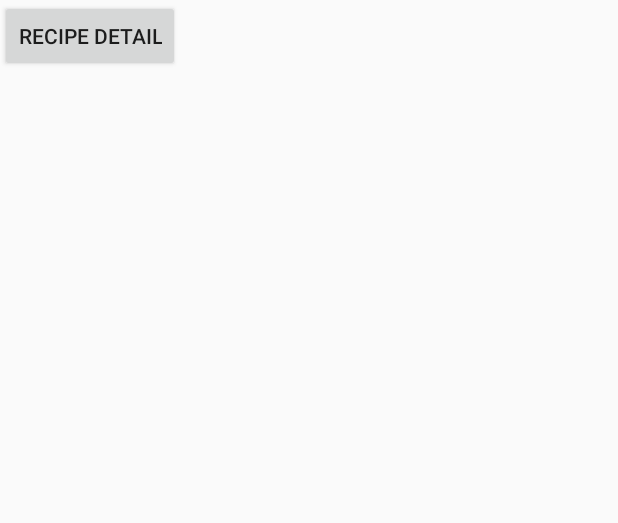
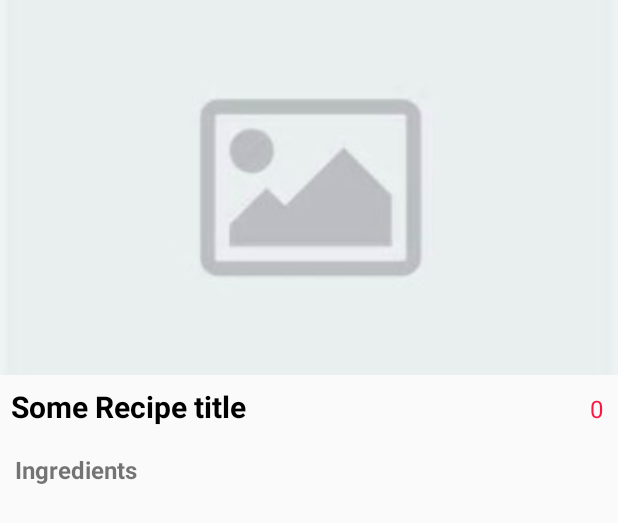
Before and after one commit to Cuncis/Recipe-App-Coroutine, an Android app: the layout fragment_recipe_detail.xml on its own in the app's theme, with its tools: preview values and no code run, on a phone screen of 412 x 824 dp. Shown: the top 523 px of the screen. Run offline under Robolectric (Android 15) with nearby library versions, the phone set to English and light mode, and no system bars.

Commit message:
bugfix refactor recipe detail

```diff
--- a/app/src/main/java/com/cuncis/recipeappcoroutine/di/AppModule.kt
+++ b/app/src/main/java/com/cuncis/recipeappcoroutine/di/AppModule.kt
@@ -44,5 +44,4 @@ object AppModule {
             .readTimeout(1, TimeUnit.MINUTES)
             .writeTimeout(1, TimeUnit.MINUTES)
             .build()
-
 }
--- a/app/src/main/java/com/cuncis/recipeappcoroutine/ui/detail/RecipeDetailViewModel.kt
+++ b/app/src/main/java/com/cuncis/recipeappcoroutine/ui/detail/RecipeDetailViewModel.kt
@@ -3,16 +3,12 @@ package com.cuncis.recipeappcoroutine.ui.detail
 import androidx.hilt.lifecycle.ViewModelInject
 import androidx.lifecycle.LiveData
 import androidx.lifecycle.MutableLiveData
-import androidx.lifecycle.ViewModel
 import androidx.lifecycle.viewModelScope
 import com.cuncis.recipeappcoroutine.data.api.ApiRepoRecipe
 import com.cuncis.recipeappcoroutine.data.model.RecipeDetail
 import com.cuncis.recipeappcoroutine.ui.base.BaseViewModel
 import com.cuncis.recipeappcoroutine.util.Resource
-import kotlinx.coroutines.Dispatchers
 import kotlinx.coroutines.launch
-import kotlinx.coroutines.withContext
-import java.lang.Exception
 
 class RecipeDetailViewModel @ViewModelInject constructor(private val apiRepoRecipe: ApiRepoRecipe)
     : BaseViewModel<RecipeDetailNavigator>() {
--- a/app/src/main/java/com/cuncis/recipeappcoroutine/ui/recipe/RecipeNavigator.kt
+++ b/app/src/main/java/com/cuncis/recipeappcoroutine/ui/recipe/RecipeNavigator.kt
@@ -1,7 +1,5 @@
 package com.cuncis.recipeappcoroutine.ui.recipe
 
-import com.cuncis.recipeappcoroutine.data.model.Recipe
-
 interface RecipeNavigator {
-    fun goToDetail(recipe: Recipe.Response.Data?)
+    fun goToDetail(recipeId: String?)
 }
--- a/app/src/main/res/layout/fragment_recipe_detail.xml
+++ b/app/src/main/res/layout/fragment_recipe_detail.xml
@@ -1,22 +1,102 @@
 <?xml version="1.0" encoding="utf-8"?>
 <layout xmlns:android="http://schemas.android.com/apk/res/android"
-    xmlns:tools="http://schemas.android.com/tools">
+    xmlns:tools="http://schemas.android.com/tools"
+    xmlns:app="http://schemas.android.com/apk/res-auto">
 
     <data>
-
+        <variable
+            name="data"
+            type="com.cuncis.recipeappcoroutine.data.model.RecipeDetail.Response.Data" />
     </data>
 
-    <LinearLayout
+    <ScrollView
         android:layout_width="match_parent"
         android:layout_height="match_parent"
         android:orientation="vertical"
         tools:context=".ui.detail.RecipeDetailFragment">
 
-        <Button
-            android:layout_width="wrap_content"
+        <com.facebook.shimmer.ShimmerFrameLayout
+            android:layout_width="match_parent"
             android:layout_height="wrap_content"
-            android:text="Recipe Detail"
-            android:id="@+id/btn_goToDetail" />
+            android:id="@+id/shimmer_container">
 
-    </LinearLayout>
+            <RelativeLayout
+                android:layout_width="match_parent"
+                android:layout_height="wrap_content">
+
+                <ImageView
+                    android:layout_width="match_parent"
+                    android:layout_height="@dimen/recipe_image_height"
+                    android:id="@+id/recipe_image"
+                    app:setImageUrl="@{data.imageUrl}"
+                    android:src="@drawable/img_placeholder"
+                    android:scaleType="centerCrop" />
+
+                <LinearLayout
+                    android:layout_width="match_parent"
+                    android:layout_height="wrap_content"
+                    android:id="@+id/linearDetail"
+                    android:layout_below="@+id/recipe_image"
+                    android:orientation="horizontal">
+
+                    <TextView
+                        android:layout_weight="8.5"
+                        android:layout_width="0dp"
+                        android:layout_height="wrap_content"
+                        android:textSize="@dimen/recipe_title_text_size"
+                        android:textColor="#000"
+                        android:id="@+id/recipe_title"
+                        android:padding="7dp"
+                        android:textStyle="bold"
+                        app:textHTML="@{data.title}"
+                        android:text="Some Recipe title"
+                        android:maxLines="2"
+                        android:ellipsize="end"/>
+
+                    <TextView
+                        android:layout_width="0dp"
+                        android:layout_height="wrap_content"
+                        android:layout_weight="1.5"
+                        android:textSize="@dimen/recipe_publisher_text_size"
+                        android:textColor="@color/red"
+                        android:id="@+id/recipe_social_score"
+                        android:gravity="end"
+                        app:setSocialScore="@{data.socialRank}"
+                        android:text="@string/score"
+                        android:padding="10dp"/>
+                </LinearLayout>
+
+                <LinearLayout
+                    android:layout_width="match_parent"
+                    android:layout_height="wrap_content"
+                    android:orientation="horizontal"
+                    android:weightSum="100"
+                    android:layout_below="@+id/linearDetail"
+                    android:id="@+id/container"
+                    android:padding="10dp">
+
+                    <TextView
+                        android:layout_width="wrap_content"
+                        android:layout_height="wrap_content"
+                        android:textSize="@dimen/recipe_publisher_text_size"
+                        android:textStyle="bold"
+                        android:id="@+id/ingredients_title"
+                        app:setIngredientsProperty="@{data.ingredients}"
+                        tools:text="Ingredients"/>
+                </LinearLayout>
+
+                <LinearLayout
+                    android:layout_width="match_parent"
+                    android:layout_height="wrap_content"
+                    android:padding="10dp"
+                    android:orientation="vertical"
+                    android:layout_below="@+id/container"
+                    android:id="@+id/ingredients_container">
+                </LinearLayout>
+
+
+            </RelativeLayout>
+        </com.facebook.shimmer.ShimmerFrameLayout>
+
+    </ScrollView>
 </layout>
--- a/app/src/main/res/values/strings.xml
+++ b/app/src/main/res/values/strings.xml
@@ -5,4 +5,5 @@
     <string name="score">0</string>
     <string name="hello_blank_fragment">Hello blank fragment</string>
     <string name="pathDrawable">android.resource://com.cuncis.recipeappcoroutine/drawable/%s</string>
+    <string name="posterurl">posterUrl</string>
 </resources>
```
Also changed, not shown: app/src/main/java/com/cuncis/recipeappcoroutine/ui/detail/RecipeDetailActivity.kt (deleted, +0 -58 lines), app/src/main/java/com/cuncis/recipeappcoroutine/ui/detail/RecipeDetailFragment.kt (+37 -5 lines), app/src/main/java/com/cuncis/recipeappcoroutine/ui/recipe/RecipeAdapter.kt (+19 -15 lines), app/src/main/java/com/cuncis/recipeappcoroutine/ui/recipe/RecipeFragment.kt (+6 -2 lines), app/src/main/java/com/cuncis/recipeappcoroutine/util/BindingUtils.kt (+32 -0 lines), app/src/main/java/com/cuncis/recipeappcoroutine/util/HTMLUtils.kt (added, +79 -0 lines), app/src/main/res/layout/activity_recipe_detail.xml (deleted, +0 -91 lines), app/src/main/res/layout/item_recipe_list.xml (+23 -17 lines), app/src/main/res/navigation/nav_graph.xml (+6 -1 lines).
